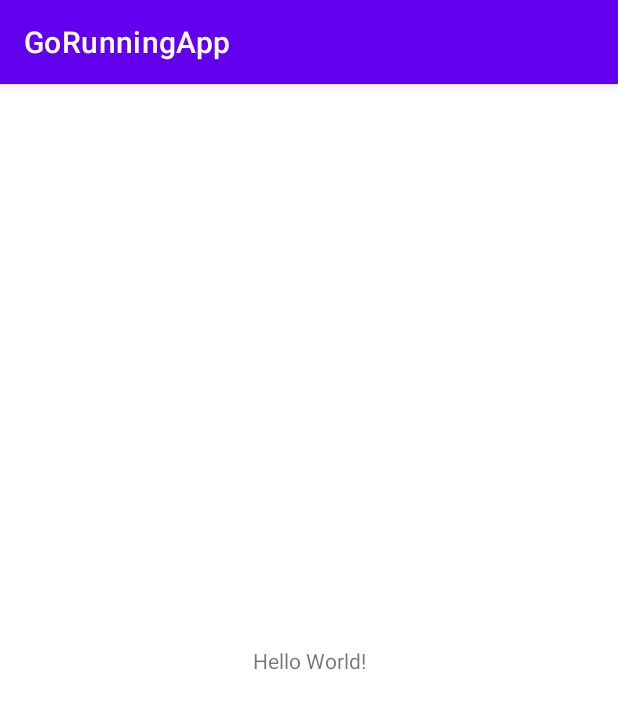
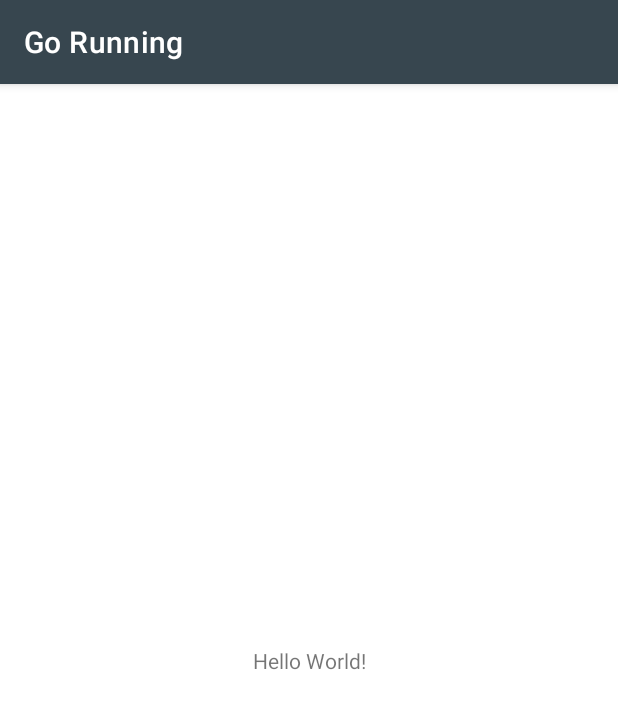
Before and after one commit to AlmudenaRA/GoRunningApp, an Android app: the screen it shows after launch (MainActivity), on a phone screen of 412 x 824 dp. Shown: the top 709 px of the screen. Run offline under Robolectric (Android 15) with nearby library versions, the light colour scheme and no system bars.

Commit message:
Añadido splash screen

```diff
--- /dev/null
+++ b/app/src/debug/res/values/ic_launcher_background.xml
@@ -0,0 +1,4 @@
+<?xml version="1.0" encoding="utf-8"?>
+<resources>
+    <color name="ic_launcher_background">#37474f</color>
+</resources>
--- /dev/null
+++ b/app/src/main/java/com/ara/gorunningapp/SplashScreenActivity.kt
@@ -0,0 +1,19 @@
+package com.ara.gorunningapp
+
+import android.content.Intent
+import androidx.appcompat.app.AppCompatActivity
+import android.os.Bundle
+import androidx.core.splashscreen.SplashScreen.Companion.installSplashScreen
+
+class SplashScreenActivity : AppCompatActivity() {
+    override fun onCreate(savedInstanceState: Bundle?) {
+        val splashScreen = installSplashScreen()
+        super.onCreate(savedInstanceState)
+        setContentView(R.layout.activity_splash_screen)
+
+        splashScreen.setKeepOnScreenCondition {true}
+        val intent = Intent(this, MainActivity::class.java)
+        startActivity(intent)
+        finish()
+    }
+}
--- a/app/src/main/res/values-night/themes.xml
+++ b/app/src/main/res/values-night/themes.xml
@@ -2,15 +2,20 @@
     <!-- Base application theme. -->
     <style name="Theme.GoRunningApp" parent="Theme.MaterialComponents.DayNight.DarkActionBar">
         <!-- Primary brand color. -->
-        <item name="colorPrimary">@color/purple_200</item>
-        <item name="colorPrimaryVariant">@color/purple_700</item>
+        <item name="colorPrimary">@color/primary</item>
+        <item name="colorPrimaryVariant">@color/primary_light</item>
         <item name="colorOnPrimary">@color/black</item>
         <!-- Secondary brand color. -->
-        <item name="colorSecondary">@color/teal_200</item>
-        <item name="colorSecondaryVariant">@color/teal_200</item>
+        <item name="colorSecondary">@color/secondary</item>
+        <item name="colorSecondaryVariant">@color/secondary_dark</item>
         <item name="colorOnSecondary">@color/black</item>
         <!-- Status bar color. -->
         <item name="android:statusBarColor">?attr/colorPrimaryVariant</item>
-        <!-- Customize your theme here. -->
+    </style>
+    <style name="Theme.App.Starting" parent="Theme.SplashScreen">
+        <item name="windowSplashScreenBackground">@color/primary_dark</item>
+        <item name="windowSplashScreenAnimatedIcon">@drawable/logo</item>
+        <item name="windowSplashScreenAnimationDuration">1000</item>
+        <item name="postSplashScreenTheme">@style/Theme.GoRunningApp</item>
     </style>
 </resources>
--- a/app/src/main/res/values/colors.xml
+++ b/app/src/main/res/values/colors.xml
@@ -1,10 +1,11 @@
 <?xml version="1.0" encoding="utf-8"?>
 <resources>
-    <color name="purple_200">#FFBB86FC</color>
-    <color name="purple_500">#FF6200EE</color>
-    <color name="purple_700">#FF3700B3</color>
-    <color name="teal_200">#FF03DAC5</color>
-    <color name="teal_700">#FF018786</color>
+    <color name="primary_light">#62717b</color>
+    <color name="primary">#37464f</color>
+    <color name="primary_dark">#101f27</color>
+    <color name="secondary">#40c4ff</color>
+    <color name="secondary_ligth">#82f7ff</color>
+    <color name="secondary_dark">#0094cc</color>
     <color name="black">#FF000000</color>
     <color name="white">#FFFFFFFF</color>
 </resources>
--- a/app/src/main/res/values/strings.xml
+++ b/app/src/main/res/values/strings.xml
@@ -1,3 +1,3 @@
 <resources>
-    <string name="app_name">GoRunningApp</string>
+    <string name="app_name">Go Running</string>
 </resources>
--- a/app/src/main/res/values/themes.xml
+++ b/app/src/main/res/values/themes.xml
@@ -2,15 +2,20 @@
     <!-- Base application theme. -->
     <style name="Theme.GoRunningApp" parent="Theme.MaterialComponents.DayNight.DarkActionBar">
         <!-- Primary brand color. -->
-        <item name="colorPrimary">@color/purple_500</item>
-        <item name="colorPrimaryVariant">@color/purple_700</item>
-        <item name="colorOnPrimary">@color/white</item>
+        <item name="colorPrimary">@color/primary</item>
+        <item name="colorPrimaryVariant">@color/primary_light</item>
+        <item name="colorOnPrimary">@color/black</item>
         <!-- Secondary brand color. -->
-        <item name="colorSecondary">@color/teal_200</item>
-        <item name="colorSecondaryVariant">@color/teal_700</item>
+        <item name="colorSecondary">@color/secondary</item>
+        <item name="colorSecondaryVariant">@color/secondary_dark</item>
         <item name="colorOnSecondary">@color/black</item>
         <!-- Status bar color. -->
         <item name="android:statusBarColor">?attr/colorPrimaryVariant</item>
-        <!-- Customize your theme here. -->
+    </style>
+    <style name="Theme.App.Starting" parent="Theme.SplashScreen">
+        <item name="windowSplashScreenBackground">@color/primary_dark</item>
+        <item name="windowSplashScreenAnimatedIcon">@drawable/logo</item>
+        <item name="windowSplashScreenAnimationDuration">1000</item>
+        <item name="postSplashScreenTheme">@style/Theme.GoRunningApp</item>
     </style>
 </resources>
```
Also changed, not shown: app/build.gradle (+4 -3 lines), app/src/main/AndroidManifest.xml (+15 -12 lines), app/src/main/res/layout/activity_splash_screen.xml (added, +9 -0 lines), app/src/debug/ic_launcher-playstore.png (added), app/src/main/res/drawable/logo.png (added).
